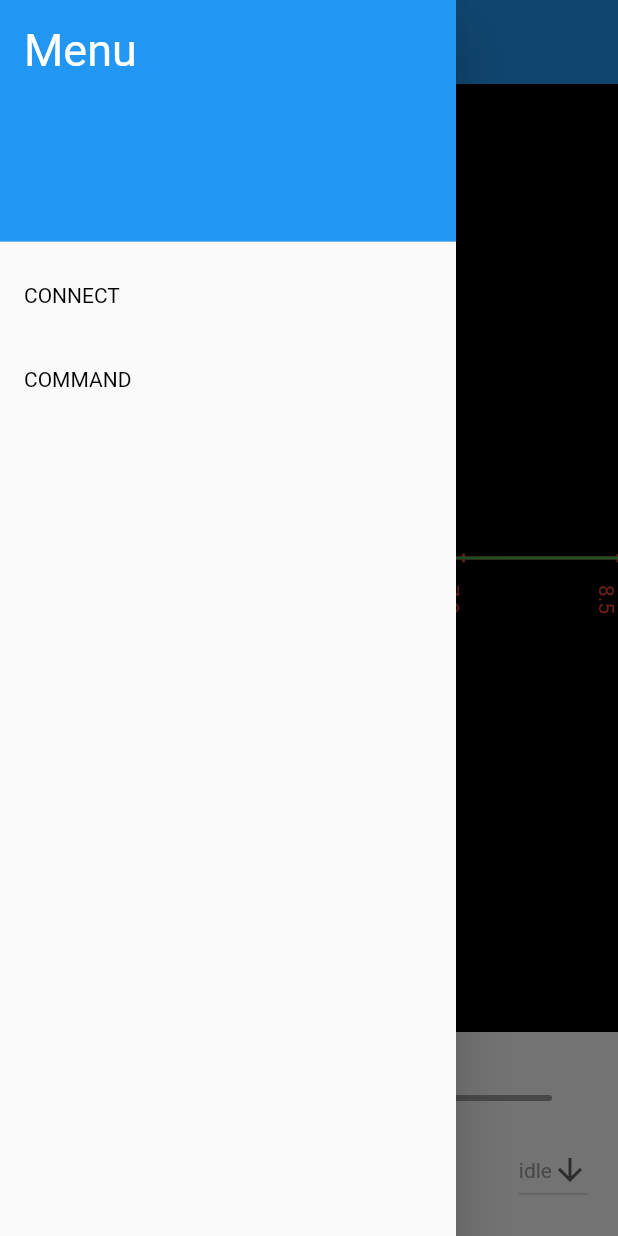
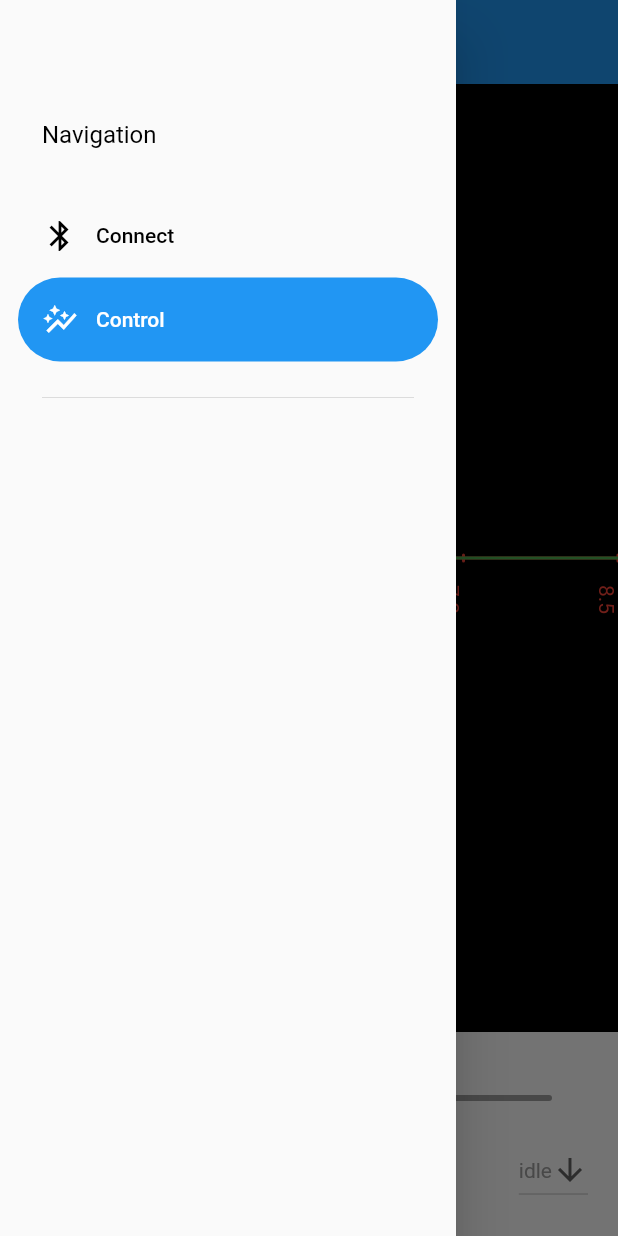
Before and after one commit to benjaminpaik/remote_control, a Flutter app: the screen it shows after launch, with the side drawer open, on a phone screen of 412 x 824 dp. Run offline on Flutter 3.47's test engine with Material 2 defaults, Android fonts, the phone set to English and light mode, and no system bars; our stand-ins replace permission_handler; missing offline and left inert: flutter_reactive_ble.

Commit message:
Updated navigation drawer to material3.

```diff
--- a/lib/definitions.dart
+++ b/lib/definitions.dart
@@ -4,10 +4,15 @@ import 'package:flutter/material.dart';
 const Color textColor = Colors.black;
 const double standardFontSize = 15;
 
-class ScreenNames {
-  static const connect = "connect";
-  static const command = "command";
+class RouteData {
+  final String name, route;
+  const RouteData(this.name, this.route);
 }
+
+const connectRoute = RouteData('Connect', '/connect');
+const controlRoute = RouteData('Control', '/');
+
+final routeData = [connectRoute, controlRoute];
 
 class Command {
   static const max = 1000;
--- a/lib/main.dart
+++ b/lib/main.dart
@@ -1,9 +1,9 @@
 import 'package:flutter/material.dart';
 import 'package:provider/provider.dart';
 import 'package:remote_control/definitions.dart';
+import 'package:remote_control/models/screen_model.dart';
 import 'package:remote_control/screens/ble_screen.dart';
 import 'package:remote_control/screens/scope_screen.dart';
-import 'package:remote_control/widgets/navigation_widget.dart';
 
 import 'models/graph_data_model.dart';
 
@@ -17,6 +17,8 @@ class GraphDataApp extends StatelessWidget {
   Widget build(BuildContext context) {
     return MultiProvider(
       providers: [
+        ChangeNotifierProvider<ScreenModel>(
+            create: (context) => ScreenModel()),
         ChangeNotifierProvider<GraphDataModel>(
             create: (context) => GraphDataModel()),
       ],
@@ -25,15 +27,15 @@ class GraphDataApp extends StatelessWidget {
         theme: ThemeData(
           primaryColor: Colors.blue,
           textTheme: const TextTheme(
-            headline1: TextStyle(fontSize: 30.0, fontWeight: FontWeight.normal, color: Colors.white),
-            bodyText1: TextStyle(fontSize: 14.0, fontWeight: FontWeight.normal, color: Colors.black),
-            bodyText2: TextStyle(fontSize: 12.0, fontWeight: FontWeight.normal, color: Colors.white),
+            displayLarge: TextStyle(fontSize: 30.0, fontWeight: FontWeight.normal, color: Colors.white),
+            bodyLarge: TextStyle(fontSize: 16.0, fontWeight: FontWeight.normal, color: Colors.black),
+            bodyMedium: TextStyle(fontSize: 12.0, fontWeight: FontWeight.normal, color: Colors.white),
           ), colorScheme: ColorScheme.fromSwatch().copyWith(secondary: Colors.lightBlue),
         ),
-        initialRoute: scopeRoute,
+        initialRoute: controlRoute.route,
         routes: {
-          scopeRoute: (context) => const ScopePage(title: ScreenNames.command,),
-          bleRoute: (context) => const BlePage(title: ScreenNames.connect,),
+          controlRoute.route: (context) => ScopePage(title: controlRoute.name),
+          connectRoute.route: (context) => BlePage(title: connectRoute.name),
         },
       ),
     );
--- /dev/null
+++ b/lib/models/screen_model.dart
@@ -0,0 +1,15 @@
+import 'package:flutter/material.dart';
+
+class ScreenModel extends ChangeNotifier {
+
+  int _screenIndex = 1;
+
+  int get screenIndex {
+    return _screenIndex;
+  }
+
+  set screenIndex(int index) {
+    _screenIndex = index;
+    notifyListeners();
+  }
+}
--- a/lib/widgets/navigation_widget.dart
+++ b/lib/widgets/navigation_widget.dart
@@ -1,16 +1,53 @@
 import 'package:flutter/material.dart';
+import 'package:provider/provider.dart';
+import 'package:remote_control/models/screen_model.dart';
 
 import '../definitions.dart';
-
-const scopeRoute = '/';
-const bleRoute = '/ble';
 
 class CustomNavigationDrawer extends StatelessWidget {
   const CustomNavigationDrawer({Key? key}) : super(key: key);
 
   @override
   Widget build(BuildContext context) {
-    return Drawer(
+    final screenModel = Provider.of<ScreenModel>(context, listen: false);
+
+    return Selector<ScreenModel, int>(
+        selector: (_, selectorModel) => selectorModel.screenIndex,
+        builder: (context, screenIndex, child) {
+          return NavigationDrawer(
+            onDestinationSelected: (int index) {
+              screenModel.screenIndex = index;
+              if(index < routeData.length) {
+                Navigator.pushReplacementNamed(context, routeData[index].route);
+              }
+            },
+            selectedIndex: screenIndex,
+            children: [
+              Padding(
+                padding: const EdgeInsets.fromLTRB(28, 80, 16, 30),
+                child: Text(
+                  'Navigation',
+                  style: Theme.of(context).textTheme.bodyLarge,
+                ),
+              ),
+              NavigationDrawerDestination(
+                icon: const Icon(Icons.bluetooth),
+                label: Text(connectRoute.name),
+              ),
+              NavigationDrawerDestination(
+                  icon: const Icon(Icons.auto_graph),
+                  label: Text(controlRoute.name)),
+              const Padding(
+                padding: EdgeInsets.fromLTRB(28, 16, 28, 10),
+                child: Divider(),
+              ),
+            ],
+          );
+        });
+  }
+}
+
+/*
       child: ListView(
         padding: EdgeInsets.zero,
         children: <Widget>[
@@ -27,7 +64,6 @@ class CustomNavigationDrawer extends StatelessWidget {
               style: Theme.of(context).textTheme.bodyLarge,
             ),
             onTap: () {
-              Navigator.pushReplacementNamed(context, bleRoute);
             },
           ),
           ListTile(
@@ -40,7 +76,4 @@ class CustomNavigationDrawer extends StatelessWidget {
             },
           ),
         ],
-      ),
-    );
-  }
-}
+      ),*/
--- a/pubspec.yaml
+++ b/pubspec.yaml
@@ -18,7 +18,7 @@ publish_to: 'none' # Remove this line if you wish to publish to pub.dev
 version: 1.0.0+1
 
 environment:
-  sdk: ">=2.12.0 <3.0.0"
+  sdk: '>=2.19.0 <3.0.0'
 
 # Dependencies specify other packages that your package needs in order to work.
 # To automatically upgrade your package dependencies to the latest versions
@@ -29,7 +29,6 @@ environment:
 dependencies:
   flutter:
     sdk: flutter
-
 
   # The following adds the Cupertino Icons font to your application.
   # Use with the CupertinoIcons class for iOS style icons.
```
Also changed, not shown: pubspec.lock.
